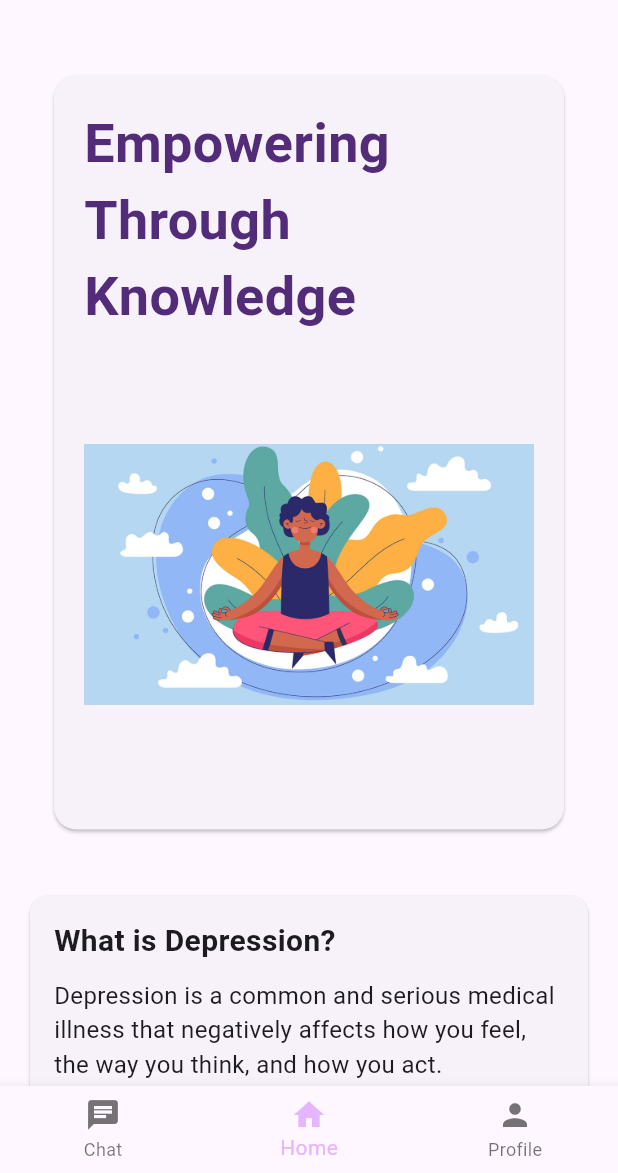
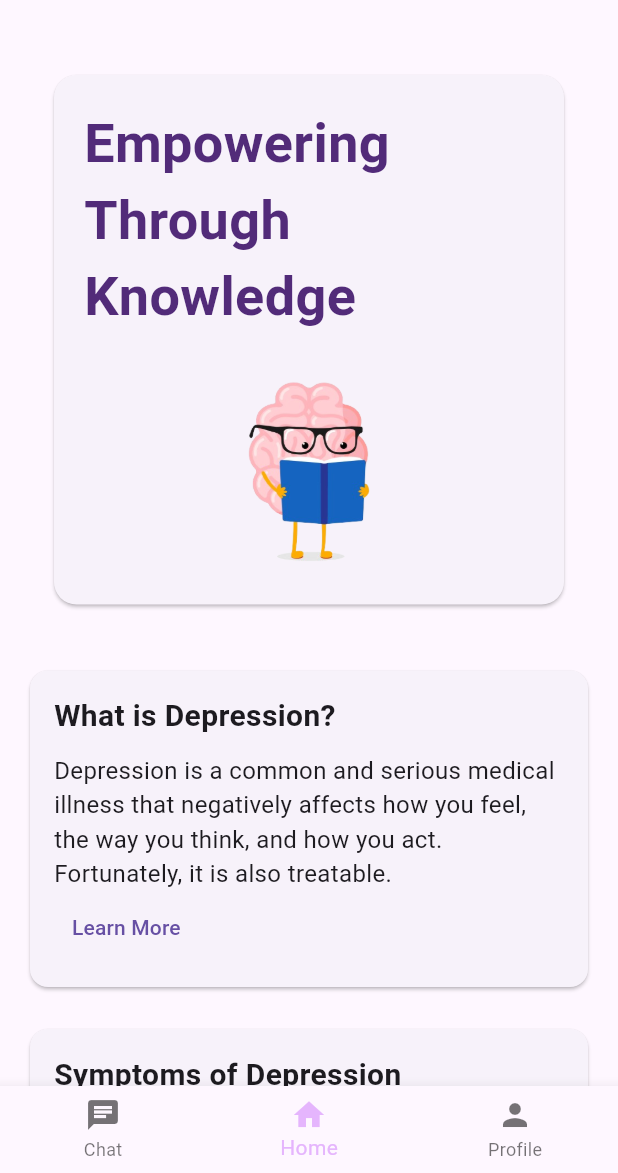
Before and after one commit to KarinaJoanna/living_without_shadows, a Flutter app: the screen it shows after launch, scrolled down 839 dp, after a tap on "Go", on a phone screen of 412 x 824 dp, the part 63-1236 px from its top. Run offline on Flutter 3.47's test engine with Material 3 defaults, Android fonts, the phone set to English and light mode, and no system bars; our stand-ins replace youtube_player_flutter.

Commit message:
chore: Update dependencies and assets

```diff
--- a/lib/screens/empowering_knowledge_screen.dart
+++ b/lib/screens/empowering_knowledge_screen.dart
@@ -3,7 +3,9 @@ import 'package:living_without_shadows/screens/chat_screen.dart';
 import 'package:living_without_shadows/screens/questionnaire_screen.dart';
 import 'package:living_without_shadows/widgets/bottom_nav_bar.dart';
 import 'package:living_without_shadows/widgets/header_section.dart';
-import '../widgets/footer_section.dart';
+import 'package:living_without_shadows/widgets/footer_section.dart';
+import 'package:living_without_shadows/widgets/youtube_video.dart';
+import 'package:living_without_shadows/widgets/link_preview.dart';
 
 class EmpoweringKnowledgeScreen extends StatelessWidget {
   @override
@@ -78,7 +80,7 @@ class EmpoweringKnowledgeScreen extends StatelessWidget {
                             ),
                           ),
                           SizedBox(height: 10),
-                          Image.asset('assets/qsection.jpg', height: 300),
+                          Image.asset('assets/empowering.png', height: 150),
                         ],
                       ),
                     ),
@@ -143,23 +145,6 @@ class EmpoweringKnowledgeScreen extends StatelessWidget {
                   ),
                   SizedBox(height: 20),
                   Text(
-                    'Statistics on Depression',
-                    style: TextStyle(
-                      fontSize: 20,
-                      fontWeight: FontWeight.bold,
-                    ),
-                  ),
-                  SizedBox(height: 10),
-                  Container(
-                    height: 200,
-                    color: Colors.grey[200],
-                    // Aquí podrías usar un paquete de gráficos para mostrar estadísticas
-                    child: Center(
-                      child: Text('Graph showing depression statistics'),
-                    ),
-                  ),
-                  SizedBox(height: 20),
-                  Text(
                     'Watch This Video to Learn More',
                     style: TextStyle(
                       fontSize: 20,
@@ -167,14 +152,7 @@ class EmpoweringKnowledgeScreen extends StatelessWidget {
                     ),
                   ),
                   SizedBox(height: 10),
-                  Container(
-                    height: 200,
-                    color: Colors.grey[200],
-                    // Aquí podrías incrustar un video usando un paquete como chewie o similar
-                    child: Center(
-                      child: Text('Video player placeholder'),
-                    ),
-                  ),
+                  YoutubeVideo('_5OkC09xP34'),
                   SizedBox(height: 20),
                   Text(
                     'Frequently Asked Questions (FAQs)',
--- a/lib/screens/home_page.dart
+++ b/lib/screens/home_page.dart
@@ -18,20 +18,22 @@ class HomePage extends StatelessWidget {
     return Scaffold(
       appBar: _isSmallScreen(context)
           ? AppBar(
-              title: Text('Living Without Shadows',
+              title: Text(
+                'Living Without Shadows',
                 textAlign: TextAlign.center,
                 style: TextStyle(
                   fontWeight: FontWeight.bold,
-                color:  Color.fromARGB(255, 84, 26, 125),
+                  color: Color.fromARGB(255, 84, 26, 125),
                 ),
               ),
             )
           : AppBar(
-              title: Text('Living Without Shadows',
+              title: Text(
+                'Living Without Shadows',
                 textAlign: TextAlign.center,
                 style: TextStyle(
                   fontWeight: FontWeight.bold,
-                color:  Color.fromARGB(255, 84, 26, 125),
+                  color: Color.fromARGB(255, 84, 26, 125),
                 ),
               ),
               actions: [
@@ -78,7 +80,7 @@ class HomePage extends StatelessWidget {
                 children: [
                   CircleAvatar(
                     radius: 40,
-                    backgroundImage: AssetImage('assets/empowering.png'),
+                    backgroundImage: AssetImage('assets/profile.JPG'),
                   ),
                   SizedBox(width: 16),
                   Expanded(
--- /dev/null
+++ b/lib/widgets/youtube_video.dart
@@ -0,0 +1,42 @@
+import 'package:flutter/material.dart';
+import 'package:youtube_player_flutter/youtube_player_flutter.dart';
+
+class YoutubeVideo extends StatefulWidget {
+  final String videoId;
+
+  YoutubeVideo(this.videoId);
+
+  @override
+  _YoutubeVideoState createState() => _YoutubeVideoState();
+}
+
+class _YoutubeVideoState extends State<YoutubeVideo> {
+  late YoutubePlayerController _controller;
+
+  @override
+  void initState() {
+    super.initState();
+    _controller = YoutubePlayerController(
+      initialVideoId: widget.videoId,
+      flags: YoutubePlayerFlags(
+        autoPlay: false,
+        mute: false,
+      ),
+    );
+  }
+
+  @override
+  void dispose() {
+    _controller.dispose();
+    super.dispose();
+  }
+
+  @override
+  Widget build(BuildContext context) {
+    return YoutubePlayer(
+      controller: _controller,
+      showVideoProgressIndicator: true,
+      progressIndicatorColor: Colors.blueAccent,
+    );
+  }
+}
```
Also changed, not shown: lib/screens/profile_screen.dart (+13 -7 lines), lib/screens/questionnaire_screen.dart (+4 -3 lines), lib/screens/result_page.dart (+10 -4 lines), lib/screens/talk_about_depression_screen.dart (+40 -11 lines), lib/widgets/link_preview.dart (added, +68 -0 lines), pubspec.yaml (+10 -2 lines), assets/depression_friendship.png (added), assets/depressive_episode.png (added), assets/joy_depression.png (added), assets/mental_health_education.png (added), assets/profile.JPG (added), assets/qsection.jpg (deleted), assets/qsection.png (added), assets/results.png (added), 2 more files. Lines whose indentation alone changed are shown as unchanged.
